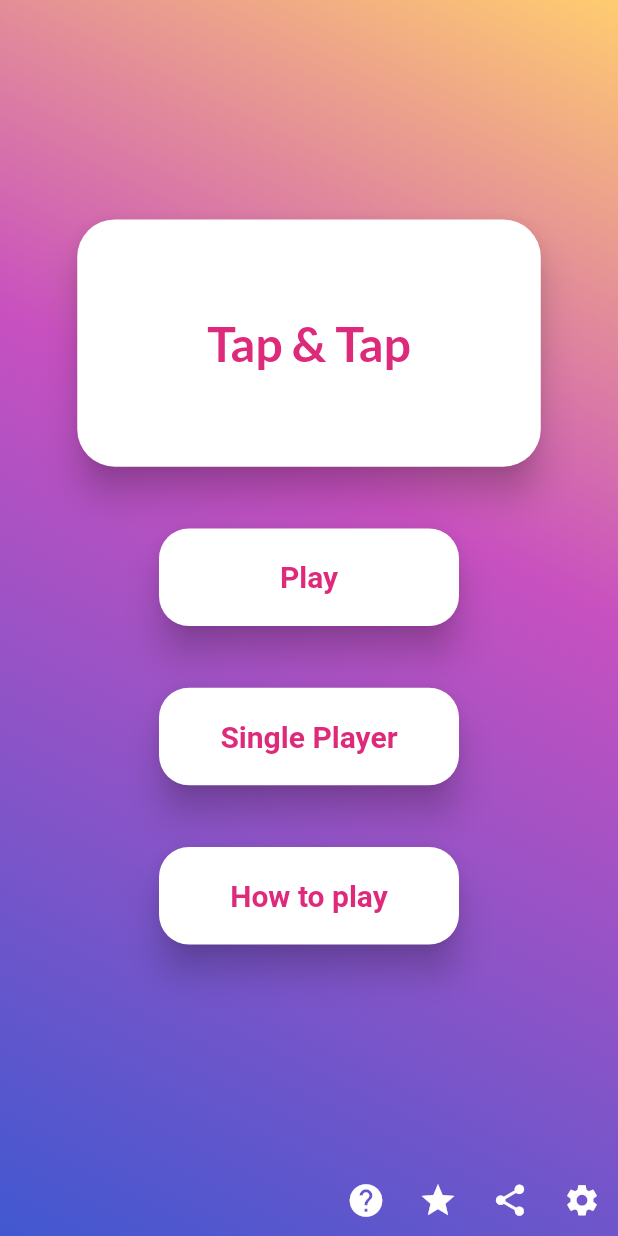
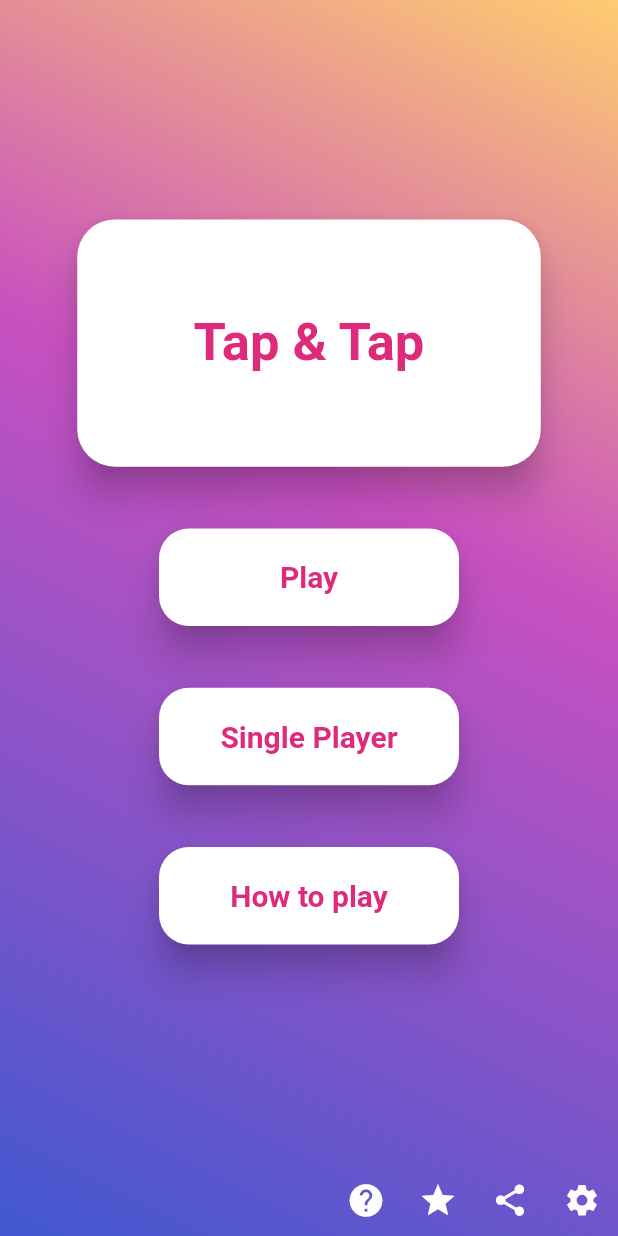
Before and after one commit to imayush-chauhan/Tap-Tap, a Flutter app: the screen it shows after launch, on a phone screen of 412 x 824 dp. Run offline on Flutter 3.47's test engine with Material 2 defaults, Android fonts, the light colour scheme and no system bars; drawn by our look-alikes of animated_text_kit; our stand-ins replace google_fonts; Roboto replaces fonts that are missing (Source).

Commit message:
Tap & Tap

```diff
--- a/lib/screens/home.dart
+++ b/lib/screens/home.dart
@@ -58,8 +58,6 @@ class _HomeScreenState extends State<HomeScreen> {
     return Scaffold(
       key: _scaffoldKey,
       body: AnimatedContainer(
-        height: MediaQuery.of(context).size.height,
-        width: MediaQuery.of(context).size.width,
         duration: Duration(milliseconds: 2500),
         decoration: BoxDecoration(
             gradient: LinearGradient(
@@ -78,6 +76,9 @@ class _HomeScreenState extends State<HomeScreen> {
                 ]
             )
         ),
+        child: Container(
+          height: MediaQuery.of(context).size.height,
+          width: MediaQuery.of(context).size.width,
           child: Column(
             mainAxisAlignment: MainAxisAlignment.spaceBetween,
             crossAxisAlignment: CrossAxisAlignment.center,
@@ -102,8 +103,8 @@ class _HomeScreenState extends State<HomeScreen> {
                           animatedTexts: [
                             WavyAnimatedText("Tap & Tap",
                                 speed: Duration(milliseconds: 450),
-                              textStyle: GoogleFonts.lato(
-                                fontSize: MediaQuery.of(context).size.width*0.078,
+                                textStyle: TextStyle(
+                                  fontSize: 35,
                                   fontWeight: FontWeight.w600,
                                   color: Color(0xffDD2A7B),
                                 )),
@@ -287,6 +288,7 @@ class _HomeScreenState extends State<HomeScreen> {
               ),
             ],
           ),
+        ),
         // child: Stack(
         //   alignment: Alignment.center,
         //   children: [
```
Lines whose indentation alone changed are shown as unchanged.
